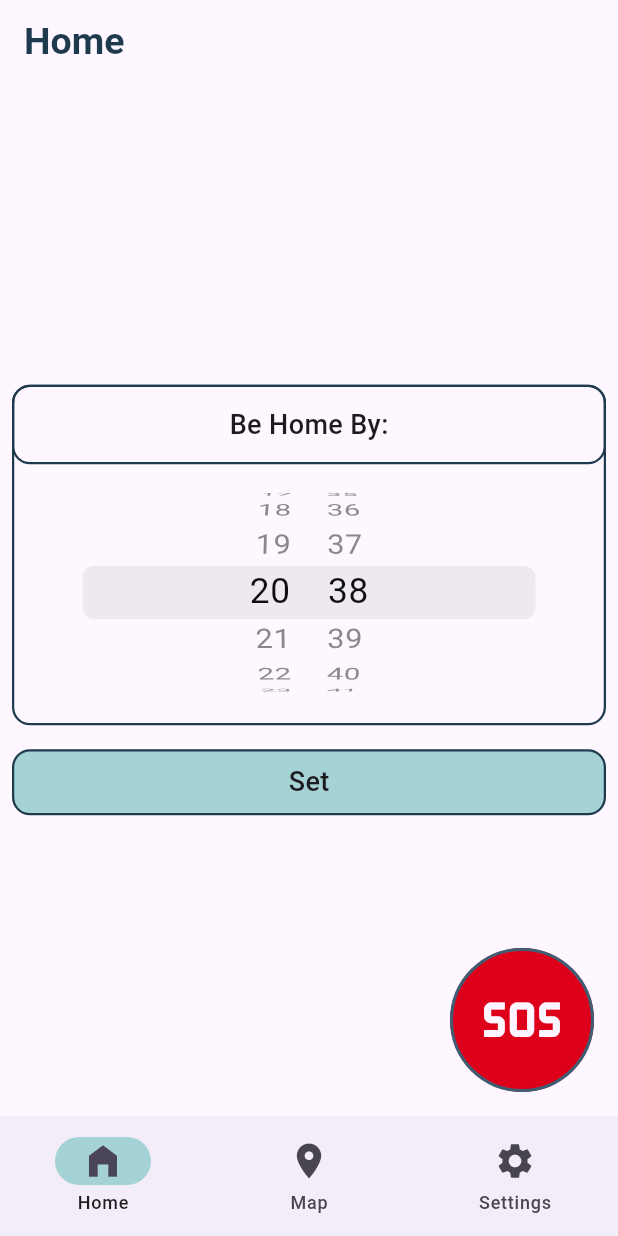
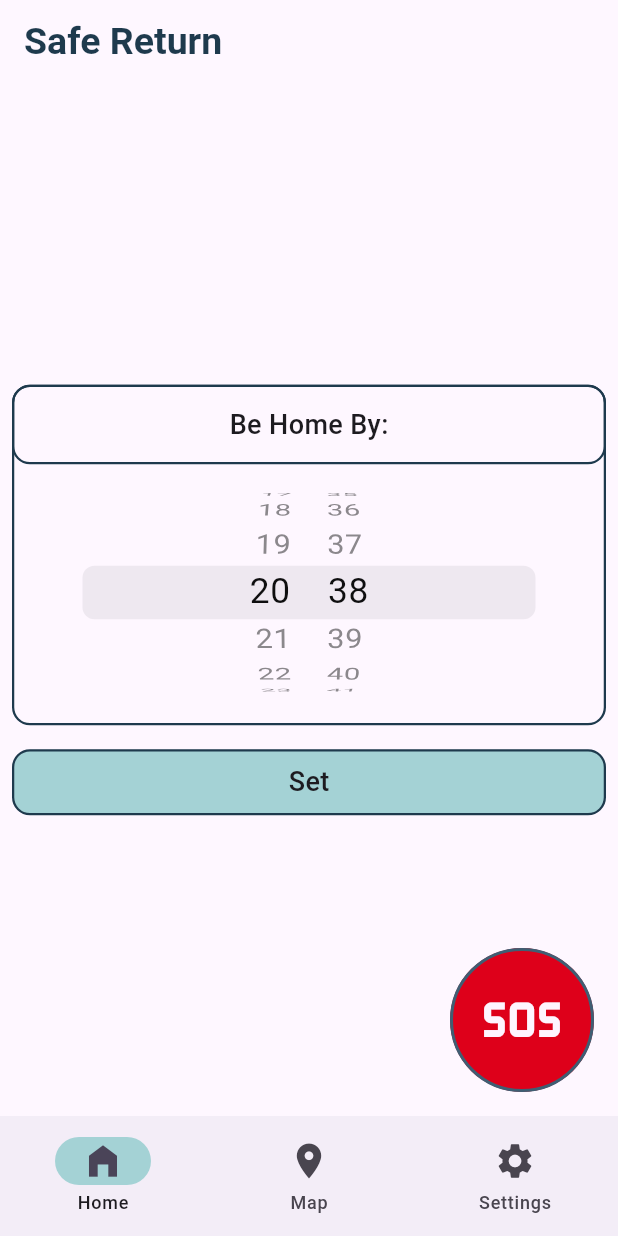
Before and after one commit to ZephLevy/Safe-return, a Flutter app: the screen it shows after launch, on a phone screen of 412 x 824 dp. Run offline on Flutter 3.47's test engine with Material 3 defaults, Android fonts, the phone set to English and light mode, and no system bars; our stand-ins replace flutter_contacts, geolocator.

Commit message:
Change home title to Safe_return

```diff
--- a/lib/main.dart
+++ b/lib/main.dart
@@ -79,7 +79,7 @@ class _HomeScreenState extends State<HomeScreen> {
   }
 
   AppBar _appBar() {
-    const List<String> titles = ["Home", "Map", "Settings"];
+    const List<String> titles = ["Safe Return", "Map", "Settings"];
 
     return AppBar(
       title: Text(
```
